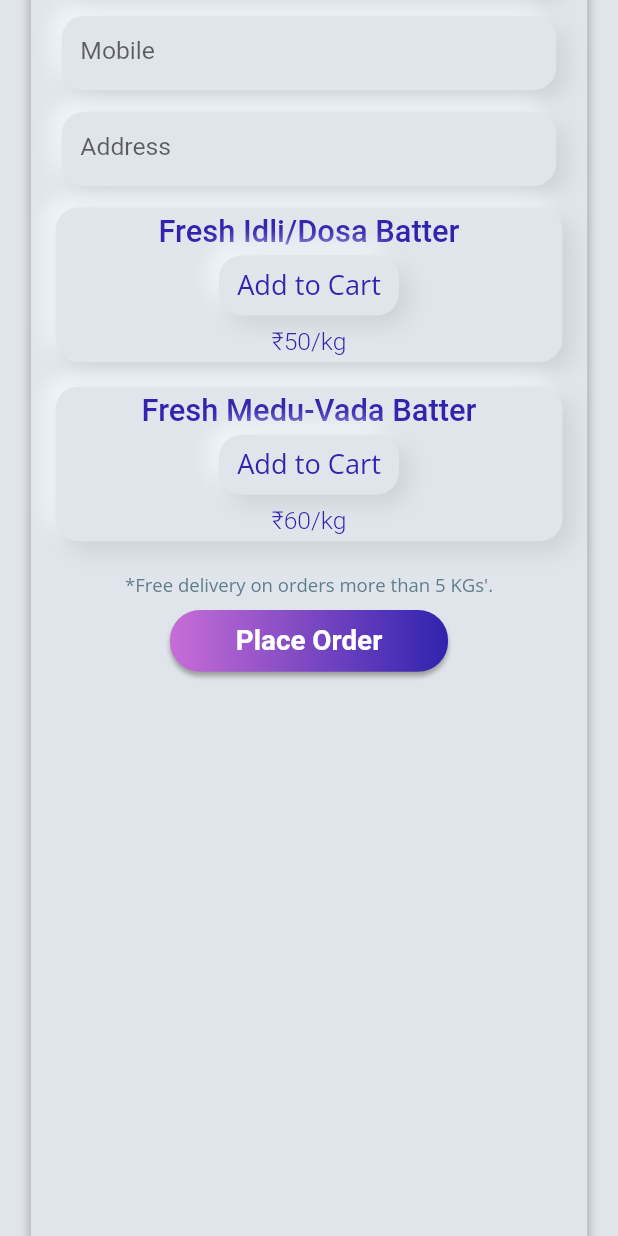
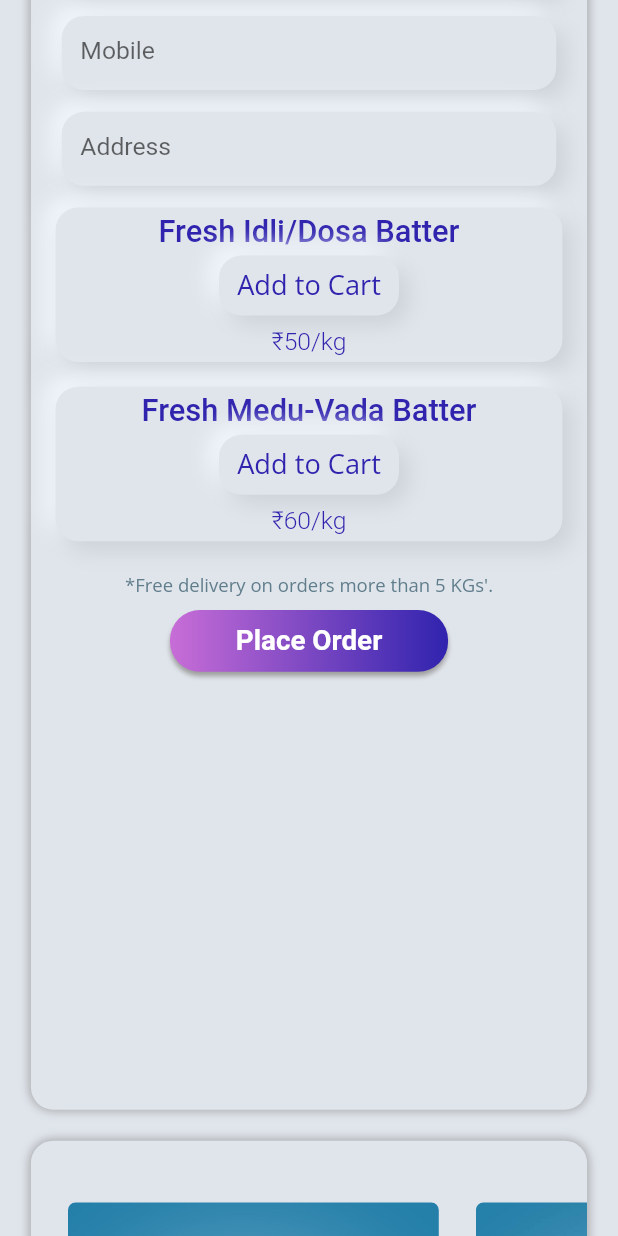
Before and after one commit to shubham-gomdhare/gruhini, a Flutter app: the screen it shows after launch, scrolled down 1152 dp, on a phone screen of 412 x 824 dp. Run offline on Flutter 3.47's test engine with Material 2 defaults, Android fonts, the light colour scheme and no system bars; drawn by our look-alikes of clay_containers; our stand-ins replace carousel_slider, google_fonts.

Commit message:
update 0.4

```diff
--- a/lib/main.dart
+++ b/lib/main.dart
@@ -244,7 +244,7 @@ class LargeChildState extends State<LargeChild> {
                 child: Column(
                   children: [
                     SizedBox(height: size.height*0.01,),
-                    Text("This website designed by",
+                    Text("This web-app designed by",
                       textAlign: TextAlign.center,
                       style: GoogleFonts.aleo(
                         color:  Colors.white,
@@ -477,7 +477,7 @@ class SmallChildState extends State<SmallChild> {
           ),
           Container(
             color: Color(0xFFE0E5EC),
-            height: size.height * 1.8,
+            height: size.height * 2.2,
             width:size.width,
             child: Column(
               children: [
@@ -529,7 +529,7 @@ class SmallChildState extends State<SmallChild> {
               child: Column(
                 children: [
                   SizedBox(height: size.width*0.02,),
-                  Text("This website designed by",
+                  Text("This web-app designed by",
                     textAlign: TextAlign.center,
                     style: GoogleFonts.aleo(
                       color:  Colors.white,
```
Also changed, not shown: lib/widgets/form.dart (+23 -2 lines).
